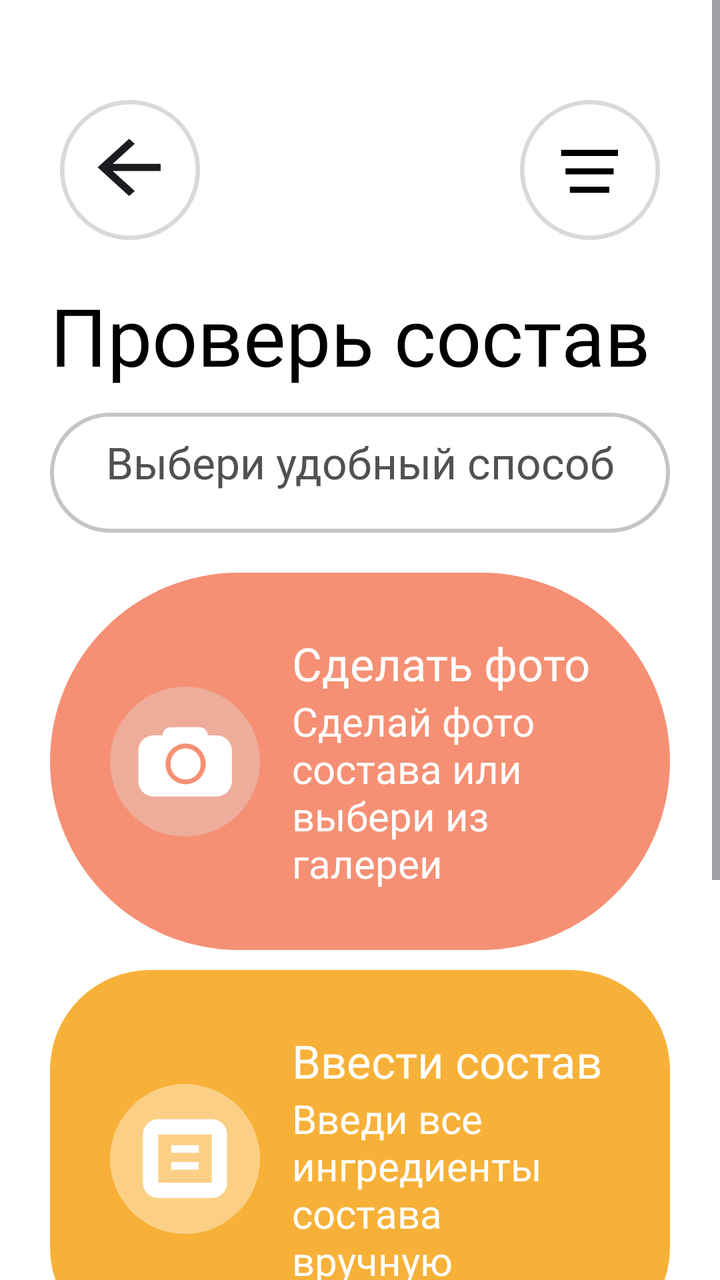
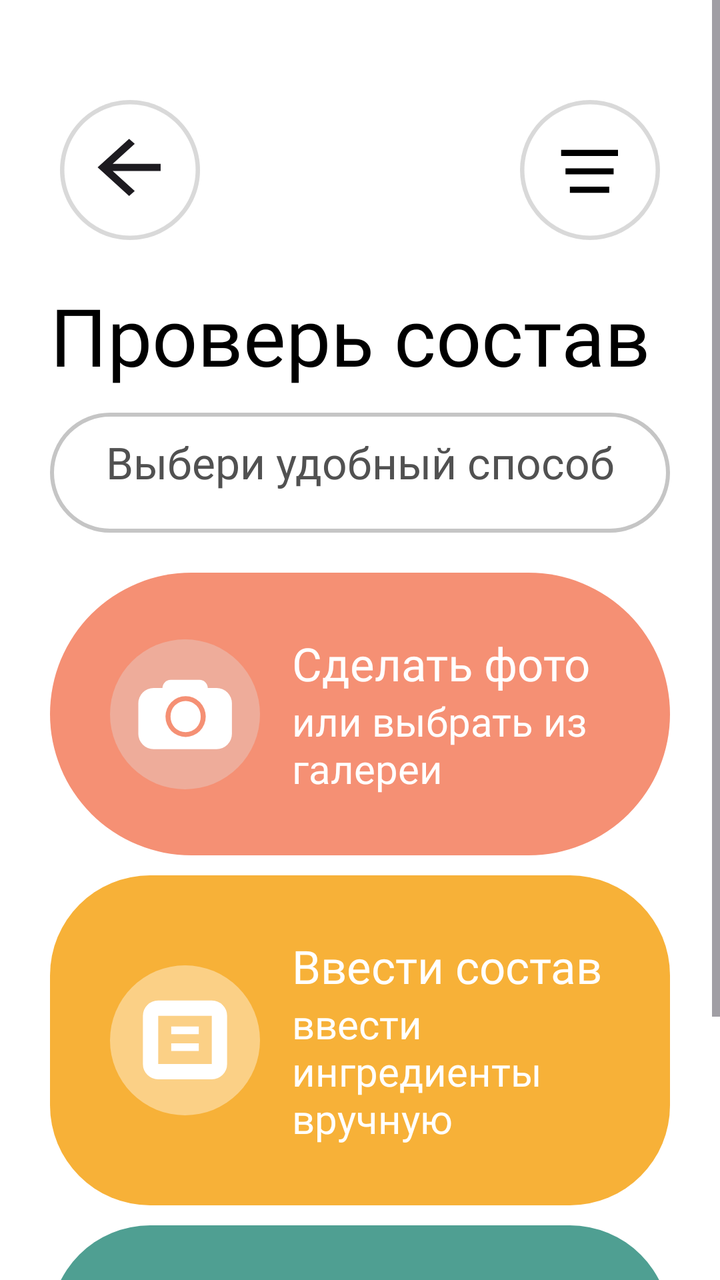

An Android layout rendered at two revisions. The XML below is the earlier revision; the diff shows what the commit changed to produce the second picture.
<!-- AndroidManifest.xml: application theme Theme.CheckApp -->
<!-- res/layout/activity_second.xml -->
<?xml version="1.0" encoding="utf-8"?>
<ScrollView xmlns:android="http://schemas.android.com/apk/res/android"
    xmlns:app="http://schemas.android.com/apk/res-auto"
    android:layout_width="match_parent"
    android:layout_height="match_parent">
    <LinearLayout
        android:layout_width="match_parent"
        android:layout_height="match_parent"
        android:orientation="vertical"
        android:padding="25dp"
        android:background="#FFFFFF">
        <androidx.constraintlayout.widget.ConstraintLayout
            android:layout_width="match_parent"
            android:layout_height="wrap_content"
            android:orientation="horizontal"
            android:paddingTop="25dp"
            android:paddingStart="5dp"
            android:paddingEnd="5dp"
            android:paddingBottom="21dp">

            <ImageButton
                android:id="@+id/backButtonSecond"
                android:layout_width="70dp"
                android:contentDescription="Back"
                android:layout_height="70dp"
                android:background="@drawable/ic_back_btn"
                app:layout_constraintBottom_toBottomOf="parent"
                app:layout_constraintStart_toStartOf="parent">
            </ImageButton>

            <ImageButton
                android:id="@+id/moreBtnSecond"
                android:layout_width="70dp"
                android:contentDescription="More"
                android:layout_height="70dp"
                android:background="@drawable/ic_more_btn"
                app:layout_constraintBottom_toBottomOf="parent"
                app:layout_constraintEnd_toEndOf="parent">
            </ImageButton>

        </androidx.constraintlayout.widget.ConstraintLayout>

        <TextView
            android:layout_width="match_parent"
            android:layout_height="wrap_content"
            android:layout_gravity="center"
            android:fontFamily="@font/geologica_auto_medium"
            android:text="Проверь состав"
            android:textColor="#000000"
            android:paddingBottom="12dp"
            android:textSize="40sp">
        </TextView>


        <androidx.constraintlayout.widget.ConstraintLayout
            android:layout_width="310dp"
            android:layout_height="60dp"
            android:background="@drawable/block_search_menu"
            android:padding="10dp">


            <TextView
                android:id="@+id/btn"
                android:layout_width="wrap_content"
                android:layout_height="match_parent"
                android:fontFamily="@font/geologica_regular"
                android:text="Выбери удобный способ"
                android:textColor="#515151"
                android:textColorHint="#404040"
                android:textSize="22sp"
                app:backgroundTint="@null"
                app:layout_constraintBottom_toBottomOf="parent"
                app:layout_constraintEnd_toEndOf="parent"
                app:layout_constraintStart_toStartOf="parent"
                app:layout_constraintTop_toTopOf="parent">
            </TextView>


        </androidx.constraintlayout.widget.ConstraintLayout>

        <androidx.constraintlayout.widget.ConstraintLayout
            android:layout_marginTop="20dp"
            android:layout_width="match_parent"
            android:layout_height="wrap_content"
            android:padding="30dp"
            android:layout_gravity="center_horizontal"
            android:background="@drawable/btns_orange"
            android:orientation="vertical">


            <ImageButton
                android:id="@+id/buttonToOCR"
                android:layout_width="75dp"
                android:layout_height="75dp"
                android:background="@drawable/ic_camera"
                app:layout_constraintBottom_toBottomOf="parent"
                app:layout_constraintStart_toStartOf="parent"
                app:layout_constraintTop_toTopOf="parent"/>

            <TextView
                android:id="@+id/textView"
                android:layout_width="0dp"
                android:layout_height="wrap_content"
                android:fontFamily="@font/geologica_semibold"
                android:text="Сделать фото"
                android:layout_marginStart="16dp"
                android:textColor="#FFFFFF"
                android:textSize="23sp"
                app:layout_constraintEnd_toEndOf="parent"
                app:layout_constraintBottom_toTopOf="@+id/textView6"
                app:layout_constraintStart_toEndOf="@+id/buttonToOCR"
                app:layout_constraintTop_toTopOf="parent" />

            <TextView
                android:id="@+id/textView6"
                android:layout_width="0dp"
                android:layout_height="wrap_content"
                android:layout_marginStart="16dp"
                android:fontFamily="@font/geologica_regular"
                android:text="Сделай фото состава или выбери из галереи"
                android:textColor="#FFFFFF"
                android:textSize="20sp"
                app:layout_constraintBottom_toBottomOf="parent"
                app:layout_constraintEnd_toEndOf="parent"
                app:layout_constraintStart_toEndOf="@+id/buttonToOCR"
                app:layout_constraintTop_toBottomOf="@+id/textView" />

        </androidx.constraintlayout.widget.ConstraintLayout>

        <androidx.constraintlayout.widget.ConstraintLayout
            android:layout_marginTop="10dp"
            android:layout_width="match_parent"
            android:layout_height="wrap_content"
            android:padding="30dp"
            android:layout_gravity="center_horizontal"
            android:background="@drawable/btns_mini"
            android:orientation="vertical">

            <ImageButton
                android:id="@+id/buttonToHand"
                android:layout_width="75dp"
                android:layout_height="75dp"
                android:background="@drawable/ic_list"
                app:layout_constraintBottom_toBottomOf="parent"
                app:layout_constraintStart_toStartOf="parent"
                app:layout_constraintTop_toTopOf="parent"/>


            <TextView
                android:id="@+id/textView3"
                android:layout_width="0dp"
                android:layout_height="wrap_content"
                android:fontFamily="@font/geologica_semibold"
                android:text="Ввести состав"
                android:textColor="#FFFFFF"
                android:layout_marginStart="16dp"
                android:textSize="23sp"
                app:layout_constraintEnd_toEndOf="parent"
                app:layout_constraintStart_toEndOf="@+id/buttonToHand"
                app:layout_constraintTop_toTopOf="parent" />

            <TextView
                android:id="@+id/textView4"
                android:layout_width="0dp"
                android:layout_height="wrap_content"
                android:fontFamily="@font/geologica_regular"
                android:text="Введи все ингредиенты состава вручную"
                android:textColor="#FFFFFF"
                android:layout_marginStart="16dp"
                android:textSize="20sp"
                app:layout_constraintBottom_toBottomOf="parent"
                app:layout_constraintEnd_toEndOf="parent"
                app:layout_constraintStart_toEndOf="@+id/buttonToHand"
                app:layout_constraintTop_toBottomOf="@+id/textView3" />

        </androidx.constraintlayout.widget.ConstraintLayout>

        <androidx.constraintlayout.widget.ConstraintLayout
            android:layout_width="match_parent"
            android:layout_height="wrap_content"
            android:layout_gravity="center_horizontal"
            android:layout_marginTop="10dp"
            android:background="@drawable/btns_green"
            android:orientation="vertical"
            android:padding="30dp">

            <ImageButton
                android:id="@+id/buttonToMain"
                android:layout_width="75dp"
                android:layout_height="75dp"
                android:background="@drawable/ic_loop_green"
                app:layout_constraintBottom_toBottomOf="parent"
                app:layout_constraintStart_toStartOf="parent"
                app:layout_constraintTop_toTopOf="parent"/>

            <TextView
                android:id="@+id/textView2"
                android:layout_width="0dp"
                android:layout_marginStart="16dp"
                android:layout_height="wrap_content"
                android:fontFamily="@font/geologica_semibold"
                android:text="Найти вручную"
                android:textColor="#FFFFFF"
                android:textSize="23sp"
                android:layout_marginTop="15dp"
                app:layout_constraintBottom_toTopOf="@+id/textView5"
                app:layout_constraintEnd_toEndOf="parent"
                app:layout_constraintStart_toEndOf="@+id/buttonToMain"
                app:layout_constraintTop_toTopOf="parent" />

            <TextView
                android:id="@+id/textView5"
                android:layout_width="0dp"
                android:layout_height="wrap_content"
                android:fontFamily="@font/geologica_regular"
                android:text="Найди конкретный ингредиент"
                android:layout_marginBottom="15dp"
                android:textColor="#FFFFFF"
                android:layout_marginStart="16dp"
                android:textSize="20sp"
                app:layout_constraintBottom_toBottomOf="parent"
                app:layout_constraintEnd_toEndOf="parent"
                app:layout_constraintStart_toEndOf="@+id/buttonToMain"
                app:layout_constraintTop_toBottomOf="@+id/textView2" />

        </androidx.constraintlayout.widget.ConstraintLayout>
    </LinearLayout>
</ScrollView>
<!-- resources referenced by this layout -->
<resources>
  <!-- drawable block_search_menu (drawable) -->
  <?xml version="1.0" encoding="utf-8"?>
  <shape xmlns:android="http://schemas.android.com/apk/res/android">
      <solid android:color="#FFFFFF"></solid>
      <corners android:radius="80dp"></corners>
      <stroke android:color="#C5C5C5" android:width="2dp"></stroke>
  </shape>
  <!-- drawable btns_green (drawable) -->
  <?xml version="1.0" encoding="utf-8"?>
  <shape xmlns:android="http://schemas.android.com/apk/res/android">
      <solid android:color="#4F9F92"></solid>
      <corners android:radius="50dp"></corners>
  </shape>
  <!-- drawable btns_mini (drawable) -->
  <?xml version="1.0" encoding="utf-8"?>
  <shape xmlns:android="http://schemas.android.com/apk/res/android">
  
      <solid android:color="#F7B138"></solid>
      <corners android:radius="50dp"></corners>
  </shape>
  <!-- drawable btns_orange (drawable) -->
  <?xml version="1.0" encoding="utf-8"?>
  <shape xmlns:android="http://schemas.android.com/apk/res/android">
      <solid android:color="#F59074"></solid>
      <corners android:radius="100dp"></corners>
  </shape>
  <!-- drawable ic_back_btn (drawable) -->
  <vector xmlns:android="http://schemas.android.com/apk/res/android"
      android:width="160dp"
      android:height="160dp"
      android:viewportWidth="160"
      android:viewportHeight="160">
    <path
        android:pathData="M160,80C160,124.18 124.18,160 80,160C35.82,160 0,124.18 0,80C0,35.82 35.82,0 80,0C124.18,0 160,35.82 160,80Z"
        android:fillColor="#D9D9D9"/>
    <path
        android:pathData="M155,80C155,121.42 121.42,155 80,155C38.58,155 5,121.42 5,80C5,38.58 38.58,5 80,5C121.42,5 155,38.58 155,80Z"
        android:fillColor="#ffffff"/>
    <path
        android:pathData="M60.21,81.08H115V72.92H60.21L85.41,50.05L79,44.33L43,77L79,109.67L85.41,103.95L60.21,81.08Z"
        android:fillColor="#1D1B20"/>
  </vector>
  <!-- drawable ic_list (drawable) -->
  <vector xmlns:android="http://schemas.android.com/apk/res/android"
      android:width="196dp"
      android:height="196dp"
      android:viewportWidth="196"
      android:viewportHeight="196">
    <path
        android:pathData="M98,98m-98,0a98,98 0,1 1,196 0a98,98 0,1 1,-196 0"
        android:fillColor="#FBD086"/>
    <path
        android:pathData="M63,56L133,56A10,10 0,0 1,143 66L143,129A10,10 0,0 1,133 139L63,139A10,10 0,0 1,53 129L53,66A10,10 0,0 1,63 56z"
        android:strokeWidth="20"
        android:fillColor="#00000000"
        android:strokeColor="#ffffff"/>
    <path
        android:pathData="M80,85L116,85"
        android:strokeWidth="10"
        android:fillColor="#00000000"
        android:strokeColor="#ffffff"/>
    <path
        android:pathData="M80,107L116,107"
        android:strokeWidth="10"
        android:fillColor="#00000000"
        android:strokeColor="#ffffff"/>
  </vector>
  <!-- drawable ic_loop_green (drawable) -->
  <vector xmlns:android="http://schemas.android.com/apk/res/android"
      android:width="196dp"
      android:height="196dp"
      android:viewportWidth="196"
      android:viewportHeight="196">
    <path
        android:pathData="M98,98m-98,0a98,98 0,1 1,196 0a98,98 0,1 1,-196 0"
        android:fillColor="#6BB5A9"/>
    <path
        android:pathData="M85,81m-42,0a42,42 0,1 1,84 0a42,42 0,1 1,-84 0"
        android:fillColor="#ffffff"/>
    <path
        android:pathData="M145.17,150.48L145.17,150.48A10.67,10.67 95,0 1,130.14 149.17L98.86,111.89A10.67,10.67 95,0 1,100.17 96.86L100.17,96.86A10.67,10.67 95,0 1,115.2 98.17L146.48,135.45A10.67,10.67 95,0 1,145.17 150.48z"
        android:fillColor="#ffffff"/>
    <path
        android:pathData="M84.5,80.5m-23.5,0a23.5,23.5 0,1 1,47 0a23.5,23.5 0,1 1,-47 0"
        android:fillColor="#6BB5A9"/>
  </vector>
  <style name="Theme.CheckApp" parent="Base.Theme.CheckApp" />
  <style name="Base.Theme.CheckApp" parent="Theme.Material3.DayNight.NoActionBar">
          
          
      </style>
  <!-- unchanged entries left out for length: 2 -->
</resources>

<!-- the commit's change to res/layout/activity_second.xml (unified diff, before → after) -->
@@ -117,7 +117,7 @@
                 android:layout_height="wrap_content"
                 android:layout_marginStart="16dp"
                 android:fontFamily="@font/geologica_regular"
-                android:text="Сделай фото состава или выбери из галереи"
+                android:text="или выбрать из галереи"
                 android:textColor="#FFFFFF"
                 android:textSize="20sp"
                 app:layout_constraintBottom_toBottomOf="parent"
@@ -164,7 +164,7 @@
                 android:layout_width="0dp"
                 android:layout_height="wrap_content"
                 android:fontFamily="@font/geologica_regular"
-                android:text="Введи все ингредиенты состава вручную"
+                android:text="ввести ингредиенты вручную"
                 android:textColor="#FFFFFF"
                 android:layout_marginStart="16dp"
                 android:textSize="20sp"
@@ -202,7 +202,6 @@
                 android:text="Найти вручную"
                 android:textColor="#FFFFFF"
                 android:textSize="23sp"
-                android:layout_marginTop="15dp"
                 app:layout_constraintBottom_toTopOf="@+id/textView5"
                 app:layout_constraintEnd_toEndOf="parent"
                 app:layout_constraintStart_toEndOf="@+id/buttonToMain"
@@ -213,8 +212,7 @@
                 android:layout_width="0dp"
                 android:layout_height="wrap_content"
                 android:fontFamily="@font/geologica_regular"
-                android:text="Найди конкретный ингредиент"
-                android:layout_marginBottom="15dp"
+                android:text="ввести название ингредиента"
                 android:textColor="#FFFFFF"
                 android:layout_marginStart="16dp"
                 android:textSize="20sp"
